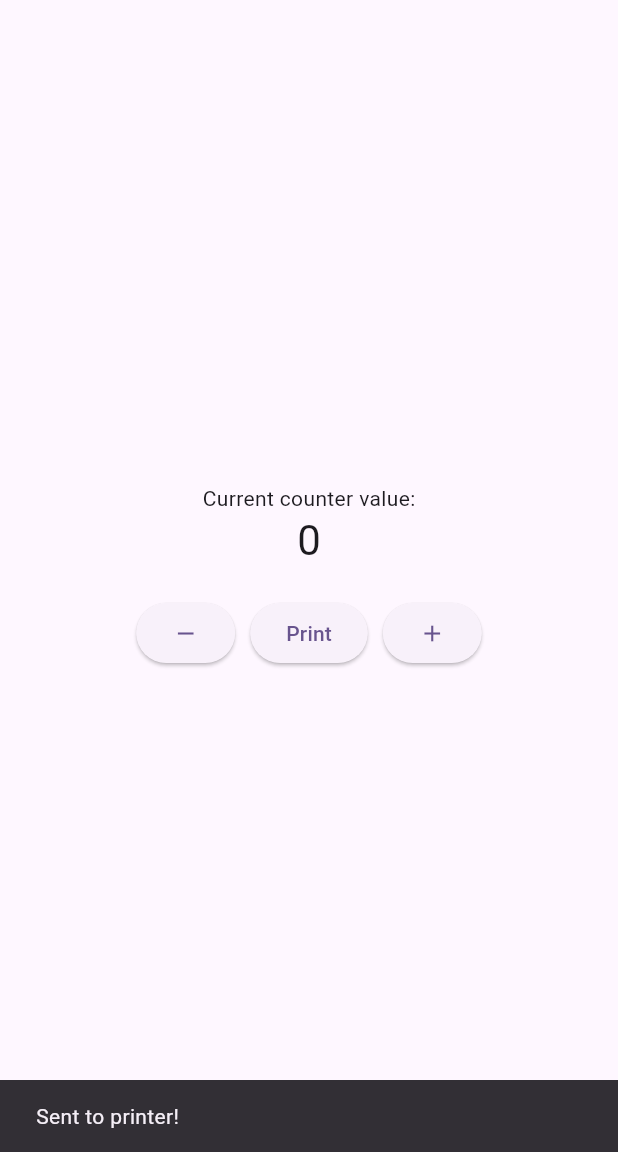
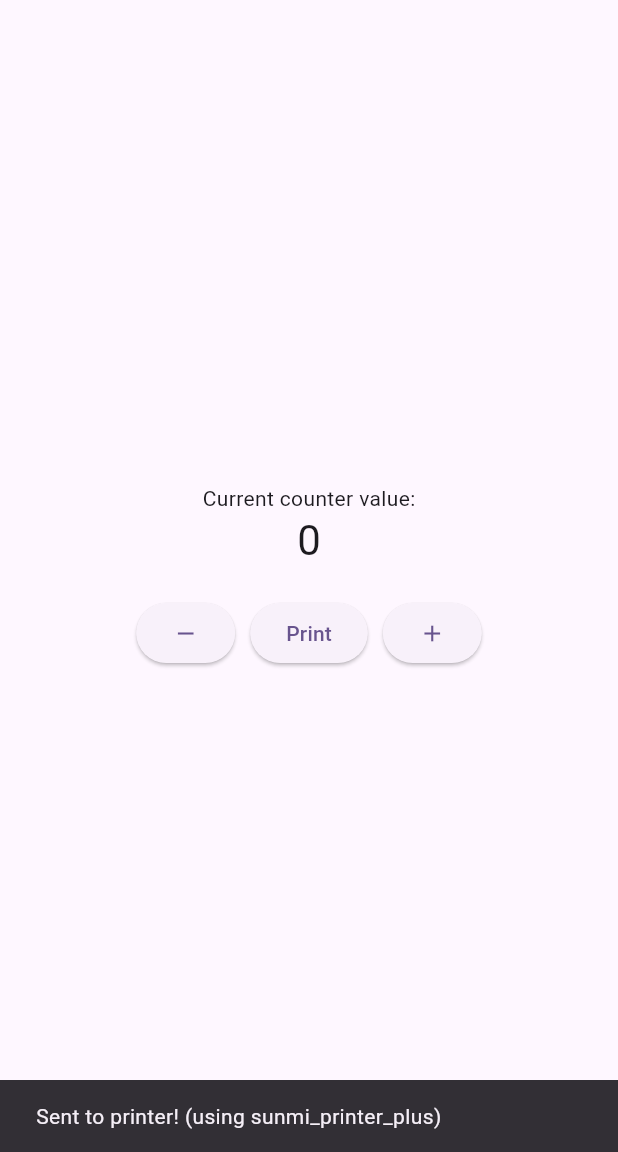
Before and after one commit to MaxInnoTech/test, a Flutter app: the screen it shows after launch, after a tap on "Print", on a phone screen of 412 x 824 dp, the part 84-1236 px from its top. Run offline on Flutter 3.47's test engine with Material 3 defaults, Android fonts, the phone set to English and light mode, and no system bars; missing offline and left inert: sunmi_printer_plus.

Commit message:
refactor: Switch to sunmi_printer_plus and refactor print logic
- I updated `pubspec.yaml` to use `sunmi_printer_plus: ^4.1.0` instead of the previous hypothetical plugin.
- I refactored `main.dart` to integrate with `sunmi_printer_plus`:
  - I updated the import statement.
  - I implemented printer service binding (`SunmiPrinter.bindingPrinter`) in `initState` and unbinding (`SunmiPrinter.unbindingPrinter`) in `dispose` (using presumed API names).
  - I modified `_printCounterValue` to use a plausible API for `sunmi_printer_plus` for initializing, setting alignment, printing text, line wrapping, and cutting paper.
  - I maintained error handling and user feedback via SnackBars.
- I kept the existing hypothetical Sunmi-related permission in `AndroidManifest.xml` as a placeholder, emphasizing that you must consult actual plugin documentation for correct native configurations.

CRITICAL NOTE: The API calls made to `sunmi_printer_plus` (e.g., `bindingPrinter`, `initPrinter`, `setAlignment`, `lineWrap`) are educated guesses due to my inability to access live documentation. You MUST replace these with the actual API methods and parameters provided in the official `sunmi_printer_plus` documentation for the functionality to work correctly.

```diff
--- a/flutter_application_1/lib/main.dart
+++ b/flutter_application_1/lib/main.dart
@@ -1,5 +1,5 @@
 import 'package:flutter/material.dart';
-import 'package:sunmi_printer_flutter/sunmi_printer_flutter.dart'; // Hypothetical plugin import
+import 'package:sunmi_printer_plus/sunmi_printer_plus.dart'; // Import for sunmi_printer_plus
 
 void main() {
   runApp(const MyApp());
@@ -72,32 +72,66 @@ class _MyHomePageState extends State<MyHomePage> {
     });
   }
 
+  @override
+  void initState() {
+    super.initState();
+    _bindPrinterService();
+  }
+
+  Future<void> _bindPrinterService() async {
+    try {
+      // Using a plausible API name for sunmi_printer_plus
+      await SunmiPrinter.bindingPrinter();
+    } catch (e) {
+      print("Failed to bind printer service: $e");
+      if (mounted) {
+        ScaffoldMessenger.of(context).showSnackBar(
+          SnackBar(content: Text('Failed to bind printer: $e')),
+        );
+      }
+    }
+  }
+
+  @override
+  void dispose() {
+    _unbindPrinterService();
+    super.dispose();
+  }
+
+  Future<void> _unbindPrinterService() async {
+    try {
+      // Using a plausible API name for sunmi_printer_plus
+      await SunmiPrinter.unbindingPrinter();
+    } catch (e) {
+      print("Failed to unbind printer service: $e");
+    }
+  }
+
   Future<void> _printCounterValue() async {
     try {
-      // Initialize printer (assuming this is needed and is idempotent or handled by plugin)
-      // await SunmiPrinter.initialize(); // Specifics depend on plugin API
+      // It's often good practice to ensure the printer is initialized/ready
+      await SunmiPrinter.initPrinter(); // Plausible method
+
+      // Set alignment (optional, depends on plugin and desired output)
+      await SunmiPrinter.setAlignment(SunmiPrintAlign.CENTER); // Plausible enum and method
 
       // Prepare text to print
       String textToPrint = 'Current Counter: $_counter';
 
-      // Print the text - assuming a simple text printing method
-      // The actual API might differ (e.g., require specific styling objects)
       await SunmiPrinter.printText(textToPrint);
-      await SunmiPrinter.lineFeed(3); // Add some empty lines for spacing
-      await SunmiPrinter.cutPaper(); // Cut the paper
+      await SunmiPrinter.lineWrap(3); // Plausible method for line feeds
+      await SunmiPrinter.cutPaper(); // Plausible method
 
-      // Optionally, show a success message to the user (e.g., via a SnackBar)
-      if (mounted) { // Check if the widget is still in the tree
+      if (mounted) {
         ScaffoldMessenger.of(context).showSnackBar(
-          const SnackBar(content: Text('Sent to printer!')),
+          const SnackBar(content: Text('Sent to printer! (using sunmi_printer_plus)')),
         );
       }
     } catch (e) {
-      // Handle printing errors (e.g., printer not connected, out of paper)
-      print('Error printing: $e');
+      print('Error printing with sunmi_printer_plus: $e');
       if (mounted) {
         ScaffoldMessenger.of(context).showSnackBar(
-          SnackBar(content: Text('Printing failed: $e')),
+          SnackBar(content: Text('Printing failed (sunmi_printer_plus): $e')),
         );
       }
     }
--- a/flutter_application_1/pubspec.yaml
+++ b/flutter_application_1/pubspec.yaml
@@ -34,7 +34,7 @@ dependencies:
   # The following adds the Cupertino Icons font to your application.
   # Use with the CupertinoIcons class for iOS style icons.
   cupertino_icons: ^1.0.8
-  sunmi_printer_flutter: ^1.0.0 # Hypothetical Sunmi printer plugin
+  sunmi_printer_plus: ^4.1.0 # Using the specified Sunmi printer plugin
 
 dev_dependencies:
   flutter_test:
```
